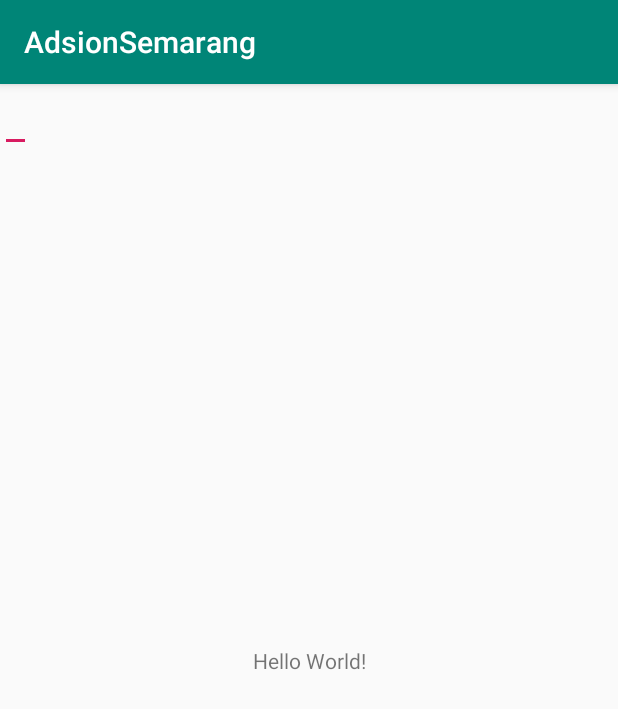
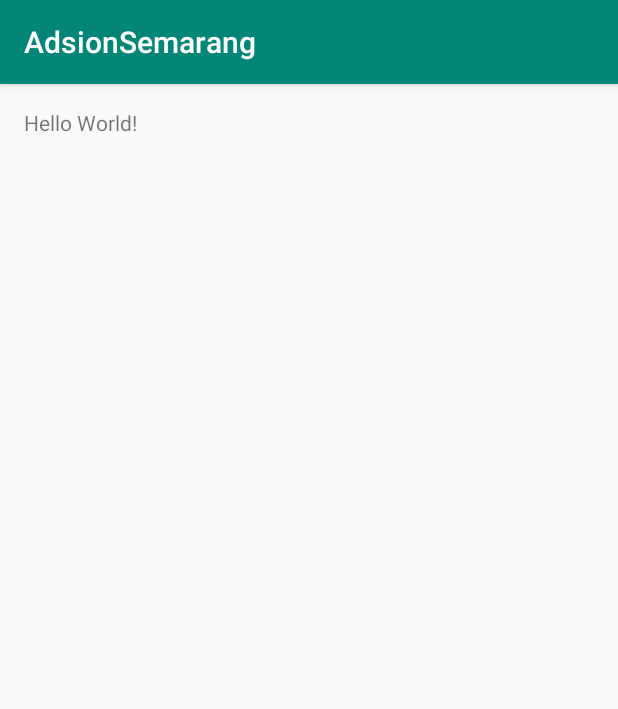
Before and after one commit to muchamadnuriksani/AdsionSemarang, an Android app: the screen it shows after launch (MainActivity), on a phone screen of 412 x 824 dp. Shown: the top 709 px of the screen. Run offline under Robolectric (Android 15) with nearby library versions, the phone set to English and light mode, and no system bars; libraries missing offline, so code that uses them is left out: org.koin.dsl; 3 statements that could not run were skipped.

```diff
--- a/app/src/main/java/com/nbs/adsionsemarang/presentation/main/model/MovieMapper.kt
+++ b/app/src/main/java/com/nbs/adsionsemarang/presentation/main/model/MovieMapper.kt
@@ -9,8 +9,10 @@ fun getMovie(movieItem: MovieItem): Movie =
 
 fun getMovies(listItem: List<MovieItem>?): List<Movie>{
     val list = ArrayList<Movie>()
-    for (movieItem in listItem!!){
-        list.add(getMovie(movieItem))
+    listItem?.let {
+        for (movieItem in it){
+            list.add(getMovie(movieItem))
+        }
     }
     return list
 }
--- a/app/src/main/res/layout/activity_main.xml
+++ b/app/src/main/res/layout/activity_main.xml
@@ -1,5 +1,5 @@
 <?xml version="1.0" encoding="utf-8"?>
-<android.support.constraint.ConstraintLayout
+<LinearLayout
         xmlns:android="http://schemas.android.com/apk/res/android"
         xmlns:tools="http://schemas.android.com/tools"
         xmlns:app="http://schemas.android.com/apk/res-auto"
@@ -8,15 +8,10 @@
         tools:context=".presentation.main.MainActivity">
 
     <TextView
+            android:id="@+id/tvMovieTitle"
             android:layout_width="wrap_content"
             android:layout_height="wrap_content"
             android:text="Hello World!"
-            app:layout_constraintBottom_toBottomOf="parent"
-            app:layout_constraintLeft_toLeftOf="parent"
-            app:layout_constraintRight_toRightOf="parent"
-            app:layout_constraintTop_toTopOf="parent"/>
+        android:layout_margin="16dp"/>
 
-    <EditText android:layout_width="wrap_content" android:layout_height="wrap_content"
-        android:id="@+id/edtName"/>
-
-</android.support.constraint.ConstraintLayout>
+</LinearLayout>
```
Also changed, not shown: app/src/main/java/com/nbs/adsionsemarang/domain/main/MainInteractor.kt (+7 -1 lines), app/src/main/java/com/nbs/adsionsemarang/presentation/main/MainActivity.kt (+7 -0 lines).
